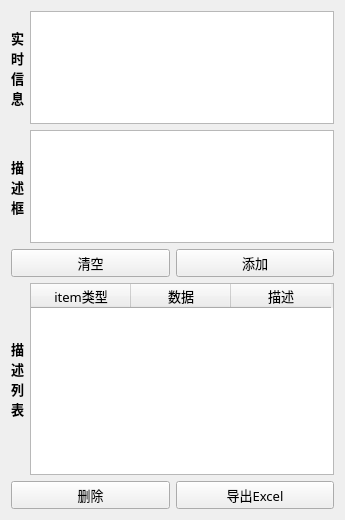
Old version of the form defectwidget.ui in the repository jerky168/BoreholeAnalyzer.
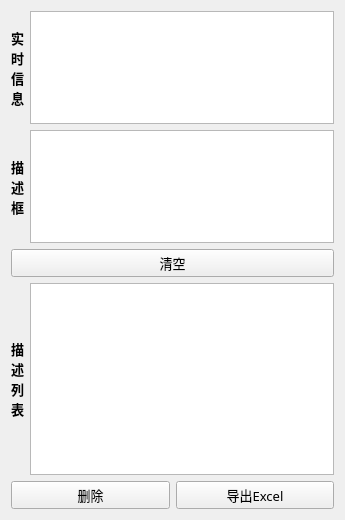
New version of the form.

Patch:
```diff
--- a/defectwidget.ui
+++ b/defectwidget.ui
@@ -94,13 +94,6 @@
        </property>
       </widget>
      </item>
-     <item>
-      <widget class="QPushButton" name="addButton">
-       <property name="text">
-        <string>添加</string>
-       </property>
-      </widget>
-     </item>
     </layout>
    </item>
    <item>
@@ -134,23 +127,7 @@
       </widget>
      </item>
      <item>
-      <widget class="QTableWidget" name="tableWidget">
-       <column>
-        <property name="text">
-         <string>item类型</string>
-        </property>
-       </column>
-       <column>
-        <property name="text">
-         <string>数据</string>
-        </property>
-       </column>
-       <column>
-        <property name="text">
-         <string>描述</string>
-        </property>
-       </column>
-      </widget>
+      <widget class="QTableView" name="tableView"/>
      </item>
     </layout>
    </item>
```
